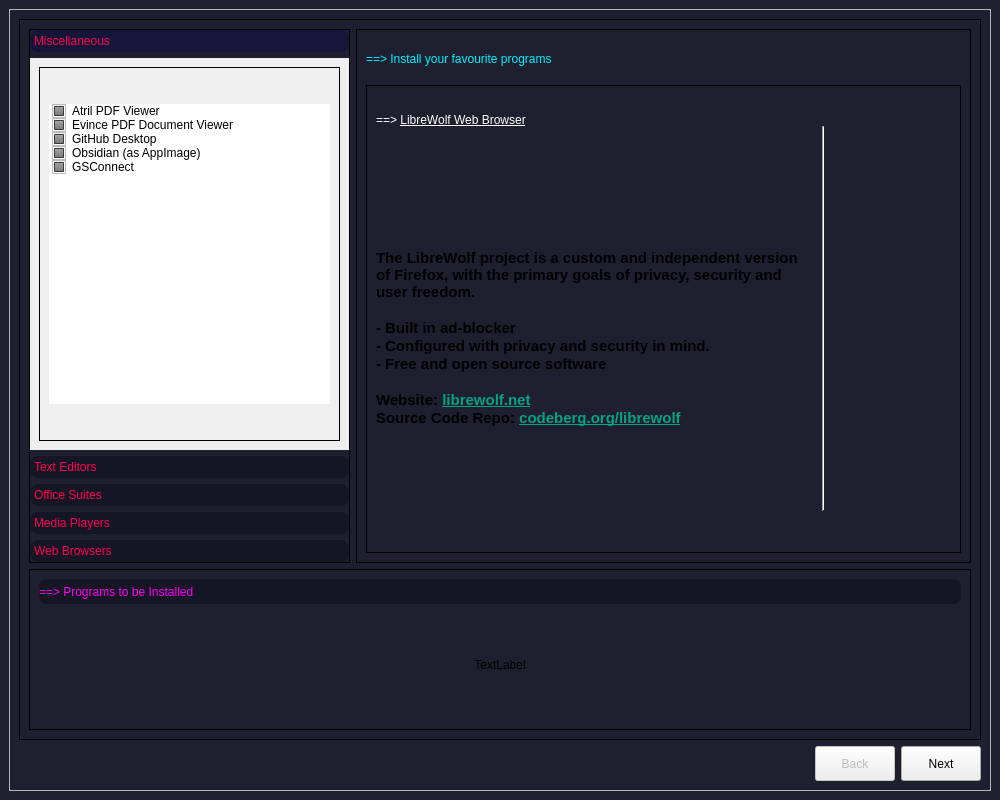
Above: src/ui/welcomeScreen.ui from StratOS-Linux/stratOS-maneki-neko before the change. Below: the same form after it.
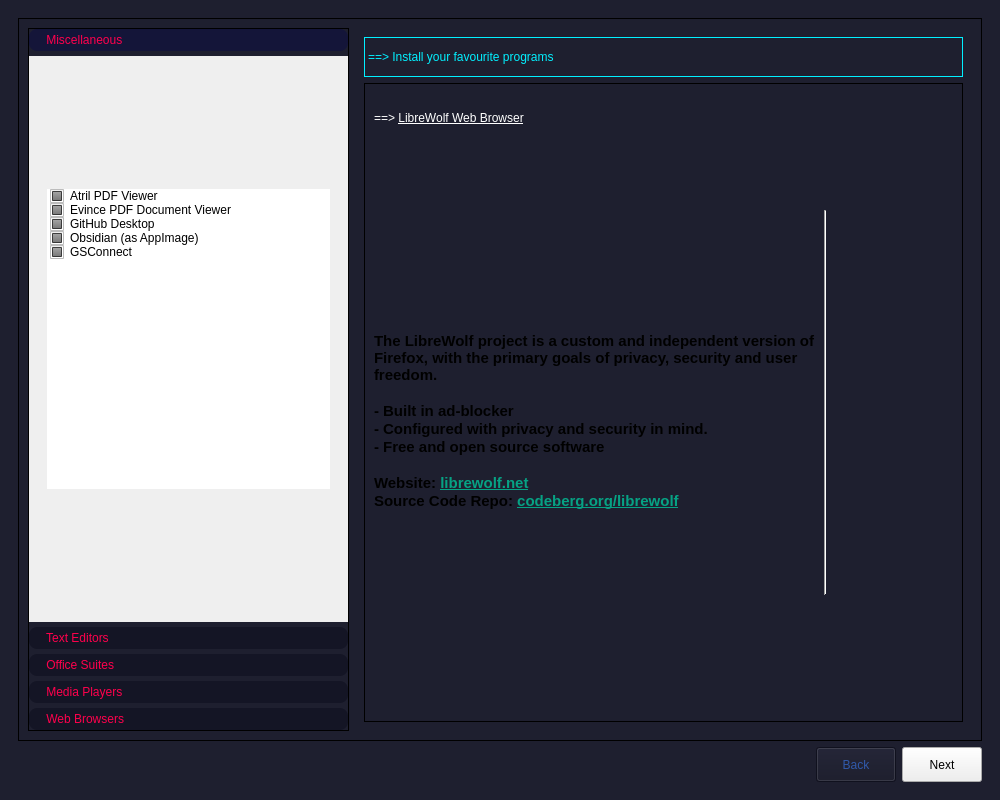
That is the form after the change. The open tabs and pages were chosen to show the change. Icons and pictures are not drawn.

Commit message: COMPLETED UI for Package-Installer for Maneki Neko

What changed in the file:
```diff
--- a/src/ui/welcomeScreen.ui
+++ b/src/ui/welcomeScreen.ui
@@ -77,13 +77,13 @@
        </size>
       </property>
       <property name="frameShape">
-       <enum>QFrame::StyledPanel</enum>
+       <enum>QFrame::NoFrame</enum>
       </property>
       <property name="frameShadow">
-       <enum>QFrame::Raised</enum>
+       <enum>QFrame::Plain</enum>
       </property>
       <property name="lineWidth">
-       <number>5</number>
+       <number>1</number>
       </property>
       <layout class="QVBoxLayout" name="verticalLayout_3">
        <item>
@@ -994,21 +994,32 @@
 }
 
 QToolBox{
-subcontrol-position: center;
+
 qproperty-subcontrol-position: center;
-qproperty-subcontrol-origin: center;
 
+font: 57 10pt &quot;Noto Sans&quot;;
 
 }
 QWidget{
+
 	font: 57 10pt &quot;Noto Sans&quot;;
-}</string>
+
+}
+
+QLabel{
+
+font: 57 10pt &quot;Noto Sans&quot;;
+}
+</string>
                  </property>
                  <property name="frameShape">
                   <enum>QFrame::Box</enum>
                  </property>
                  <property name="currentIndex">
-                  <number>0</number>
+                  <number>4</number>
+                 </property>
+                 <property name="tabSpacing">
+                  <number>5</number>
                  </property>
                  <widget class="QWidget" name="miscPage">
                   <property name="geometry">
@@ -1016,17 +1027,17 @@
                     <x>0</x>
                     <y>0</y>
                     <width>319</width>
-                    <height>382</height>
+                    <height>558</height>
                    </rect>
                   </property>
                   <attribute name="label">
-                   <string>Miscellaneous</string>
+                   <string>    Miscellaneous</string>
                   </attribute>
                   <layout class="QVBoxLayout" name="verticalLayout_18">
                    <item>
                     <widget class="QFrame" name="frame_6">
                      <property name="frameShape">
-                      <enum>QFrame::Box</enum>
+                      <enum>QFrame::NoFrame</enum>
                      </property>
                      <property name="frameShadow">
                       <enum>QFrame::Plain</enum>
@@ -1108,7 +1119,7 @@
                         </item>
                         <item>
                          <property name="text">
-                          <string>GSConnect</string>
+                          <string>GSConnect </string>
                          </property>
                          <property name="checkState">
                           <enum>PartiallyChecked</enum>
@@ -1140,7 +1151,7 @@
                    </rect>
                   </property>
                   <attribute name="label">
-                   <string>Text Editors</string>
+                   <string>    Text Editors</string>
                   </attribute>
                   <layout class="QVBoxLayout" name="verticalLayout_27">
                    <item>
@@ -1233,7 +1244,7 @@
                    </rect>
                   </property>
                   <attribute name="label">
-                   <string>Office Suites</string>
+                   <string>    Office Suites</string>
                   </attribute>
                   <layout class="QVBoxLayout" name="verticalLayout_16">
                    <item>
@@ -1314,7 +1325,7 @@
                    </rect>
                   </property>
                   <attribute name="label">
-                   <string>Media Players</string>
+                   <string>    Media Players</string>
                   </attribute>
                   <layout class="QVBoxLayout" name="verticalLayout_14">
                    <item>
@@ -1395,7 +1406,7 @@
                    </rect>
                   </property>
                   <attribute name="label">
-                   <string>Web Browsers</string>
+                   <string>    Web Browsers</string>
                   </attribute>
                   <layout class="QVBoxLayout" name="verticalLayout_12">
                    <item>
@@ -1540,7 +1551,7 @@
                   </size>
                  </property>
                  <property name="frameShape">
-                  <enum>QFrame::Box</enum>
+                  <enum>QFrame::NoFrame</enum>
                  </property>
                  <property name="frameShadow">
                   <enum>QFrame::Plain</enum>
@@ -1558,6 +1569,9 @@
                      <string notr="true">font: bold 15pt &quot;JetBrains Mono&quot;;
 color: rgb(2, 240, 255);</string>
                     </property>
+                    <property name="frameShape">
+                     <enum>QFrame::Box</enum>
+                    </property>
                     <property name="text">
                      <string>==&gt; Install your favourite programs</string>
                     </property>
@@ -1571,7 +1585,7 @@
                     <property name="maximumSize">
                      <size>
                       <width>613</width>
-                      <height>484</height>
+                      <height>650</height>
                      </size>
                     </property>
                     <property name="acceptDrops">
@@ -3680,68 +3694,6 @@
                </item>
               </layout>
              </item>
-             <item>
-              <widget class="QFrame" name="frame_13">
-               <property name="minimumSize">
-                <size>
-                 <width>140</width>
-                 <height>161</height>
-                </size>
-               </property>
-               <property name="maximumSize">
-                <size>
-                 <width>16777215</width>
-                 <height>191</height>
-                </size>
-               </property>
-               <property name="frameShape">
-                <enum>QFrame::Box</enum>
-               </property>
-               <property name="frameShadow">
-                <enum>QFrame::Plain</enum>
-               </property>
-               <layout class="QVBoxLayout" name="verticalLayout_34">
-                <item>
-                 <layout class="QVBoxLayout" name="verticalLayout_17">
-                  <item>
-                   <widget class="QLabel" name="label">
-                    <property name="maximumSize">
-                     <size>
-                      <width>16777215</width>
-                      <height>25</height>
-                     </size>
-                    </property>
-                    <property name="styleSheet">
-                     <string notr="true">
-border-radius: 8px;
-font: 11pt &quot;JetBrains Mono&quot;;
-color: rgb(255, 0, 243);
-background-color: rgb(20 ,21, 37);
-</string>
-                    </property>
-                    <property name="text">
-                     <string>==&gt; Programs to be Installed</string>
-                    </property>
-                   </widget>
-                  </item>
-                  <item>
-                   <widget class="QLabel" name="label_2">
-                    <property name="text">
-                     <string>TextLabel</string>
-                    </property>
-                    <property name="alignment">
-                     <set>Qt::AlignCenter</set>
-                    </property>
-                    <property name="wordWrap">
-                     <bool>true</bool>
-                    </property>
-                   </widget>
-                  </item>
-                 </layout>
-                </item>
-               </layout>
-              </widget>
-             </item>
             </layout>
            </widget>
           </widget>
@@ -3772,6 +3724,12 @@
                <height>35</height>
               </size>
              </property>
+             <property name="styleSheet">
+              <string notr="true">QPushButton:!enabled {
+background-color: rgb(20 ,21, 37);
+	color: rgb(48, 89, 170);
+}</string>
+             </property>
              <property name="text">
               <string>Back</string>
              </property>
```
Left out of the diff: 68 changed lines with no effect on the pictures. The commit also changes 2 other files.
